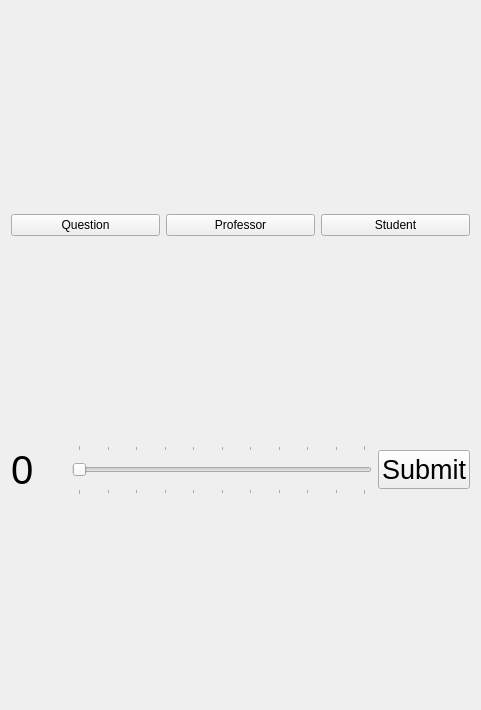
Qt form umati/UmatiGradingTaskView.ui (kheimerl/umati) before a commit.
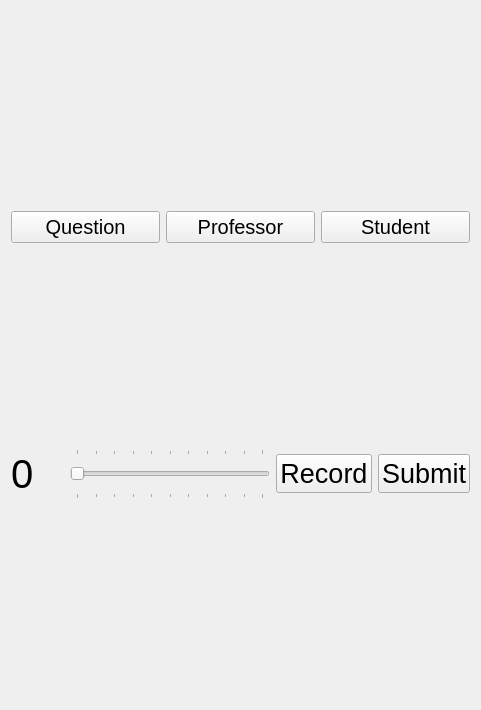
The same form after that commit.

```diff
--- a/umati/UmatiGradingTaskView.ui
+++ b/umati/UmatiGradingTaskView.ui
@@ -29,6 +29,11 @@
       <layout class="QHBoxLayout" name="horizontalLayout_2">
        <item>
         <widget class="QPushButton" name="questButton">
+         <property name="font">
+          <font>
+           <pointsize>15</pointsize>
+          </font>
+         </property>
          <property name="text">
           <string>Question</string>
          </property>
@@ -39,6 +44,11 @@
        </item>
        <item>
         <widget class="QPushButton" name="profButton">
+         <property name="font">
+          <font>
+           <pointsize>15</pointsize>
+          </font>
+         </property>
          <property name="text">
           <string>Professor</string>
          </property>
@@ -49,6 +59,11 @@
        </item>
        <item>
         <widget class="QPushButton" name="studentButton">
+         <property name="font">
+          <font>
+           <pointsize>15</pointsize>
+          </font>
+         </property>
          <property name="text">
           <string>Student</string>
          </property>
@@ -85,7 +100,7 @@
        </property>
        <property name="minimumSize">
         <size>
-         <width>300</width>
+         <width>200</width>
          <height>50</height>
         </size>
        </property>
@@ -103,6 +118,18 @@
        </property>
       </widget>
      </item>
+     <item>
+      <widget class="QPushButton" name="pushButton">
+       <property name="font">
+        <font>
+         <pointsize>20</pointsize>
+        </font>
+       </property>
+       <property name="text">
+        <string>Record</string>
+       </property>
+      </widget>
+     </item>
      <item>
       <widget class="QPushButton" name="submit">
        <property name="sizePolicy">
```
